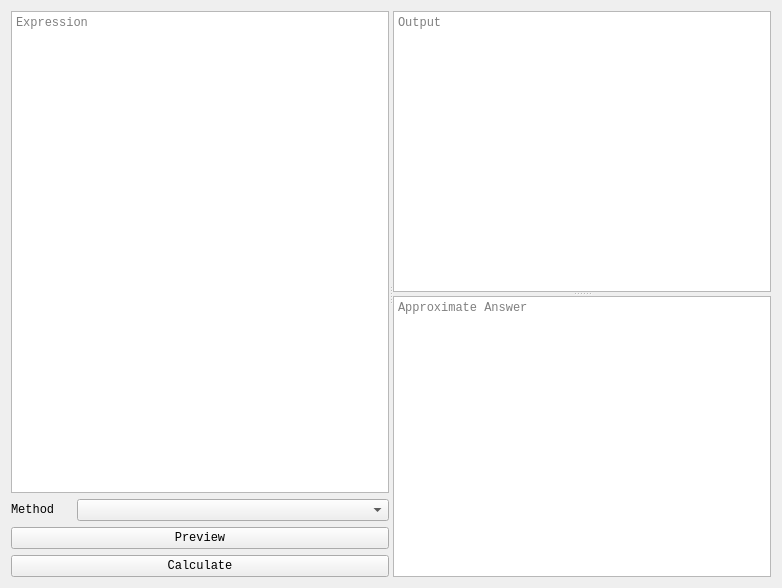
The window that caspy3/qt_assets/tabs/integral.ui (Secozzi/CASpy) describes before a commit, drawn with Qt 5.
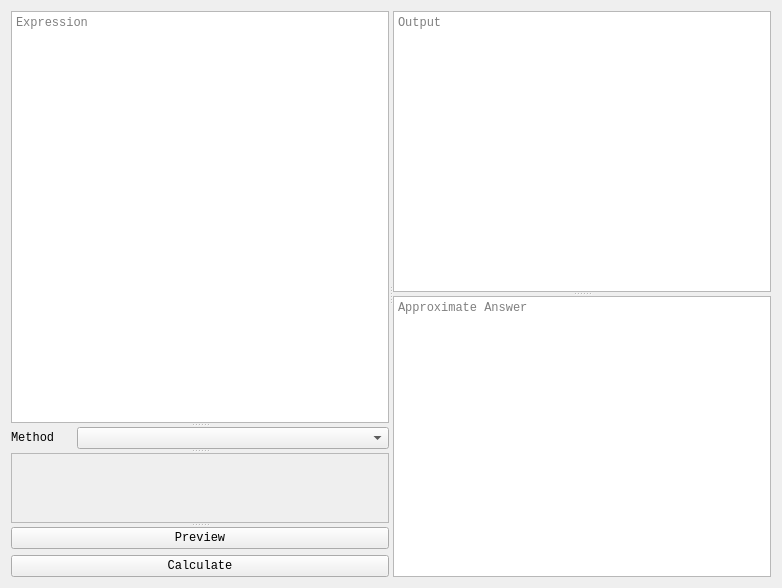
The same window after the commit. Custom widgets are drawn as their Qt base class.

Commit message: Custom Scroll area and editable qcombobox

```diff
--- a/caspy3/qt_assets/tabs/integral.ui
+++ b/caspy3/qt_assets/tabs/integral.ui
@@ -24,13 +24,11 @@
      <property name="orientation">
       <enum>Qt::Horizontal</enum>
      </property>
-     <property name="childrenCollapsible">
-      <bool>false</bool>
-     </property>
-     <widget class="QWidget" name="verticalLayoutWidget">
-      <layout class="QVBoxLayout" name="verticalLayout">
-       <item>
-        <widget class="TextEdit" name="IntegExp">
+     <widget class="QSplitter" name="integ_splitter_1">
+      <property name="orientation">
+       <enum>Qt::Vertical</enum>
+      </property>
+      <widget class="TextEdit" name="integ_input">
          <property name="toolTip">
           <string>Expression</string>
          </property>
@@ -41,9 +39,11 @@
           <string>Expression</string>
          </property>
         </widget>
-       </item>
-       <item>
-        <layout class="QHBoxLayout" name="horizontalLayout_4">
+      <widget class="QWidget" name="layoutWidget">
+       <layout class="QHBoxLayout" name="integ_methods_layout">
+        <property name="sizeConstraint">
+         <enum>QLayout::SetMaximumSize</enum>
+        </property>
          <item>
           <widget class="QLabel" name="integ_methods_label">
            <property name="minimumSize">
@@ -70,10 +70,27 @@
           <widget class="SearchableComboBox" name="integ_methods_combo"/>
          </item>
         </layout>
-       </item>
-       <item>
-        <layout class="QHBoxLayout" name="horizontalLayout_6"/>
-       </item>
+      </widget>
+      <widget class="FieldsScrollArea" name="methods_scroll_area">
+       <property name="widgetResizable">
+        <bool>true</bool>
+       </property>
+       <widget class="QWidget" name="methods_scroll_area_contents">
+        <property name="geometry">
+         <rect>
+          <x>0</x>
+          <y>0</y>
+          <width>378</width>
+          <height>69</height>
+         </rect>
+        </property>
+       </widget>
+      </widget>
+      <widget class="QWidget" name="verticalLayoutWidget">
+       <layout class="QVBoxLayout" name="integ_buttons_layout">
+        <property name="sizeConstraint">
+         <enum>QLayout::SetMaximumSize</enum>
+        </property>
        <item>
         <widget class="QPushButton" name="integ_prev">
          <property name="toolTip">
@@ -102,7 +119,8 @@
        </item>
       </layout>
      </widget>
-     <widget class="QSplitter" name="integ_splitter_1">
+     </widget>
+     <widget class="QSplitter" name="integ_splitter_2">
       <property name="orientation">
        <enum>Qt::Vertical</enum>
       </property>
@@ -155,6 +173,12 @@
    <extends>QTextBrowser</extends>
    <header>caspy3/qt_assets/widgets/output.h</header>
   </customwidget>
+  <customwidget>
+   <class>FieldsScrollArea</class>
+   <extends>QScrollArea</extends>
+   <header>caspy3/qt_assets/widgets/fields_scroll.h</header>
+   <container>1</container>
+  </customwidget>
  </customwidgets>
  <resources/>
  <connections/>
```
Left out of the diff: 9 changed lines with no effect on the pictures. Lines whose indentation alone changed are shown as unchanged. The commit also changes 8 other files.
